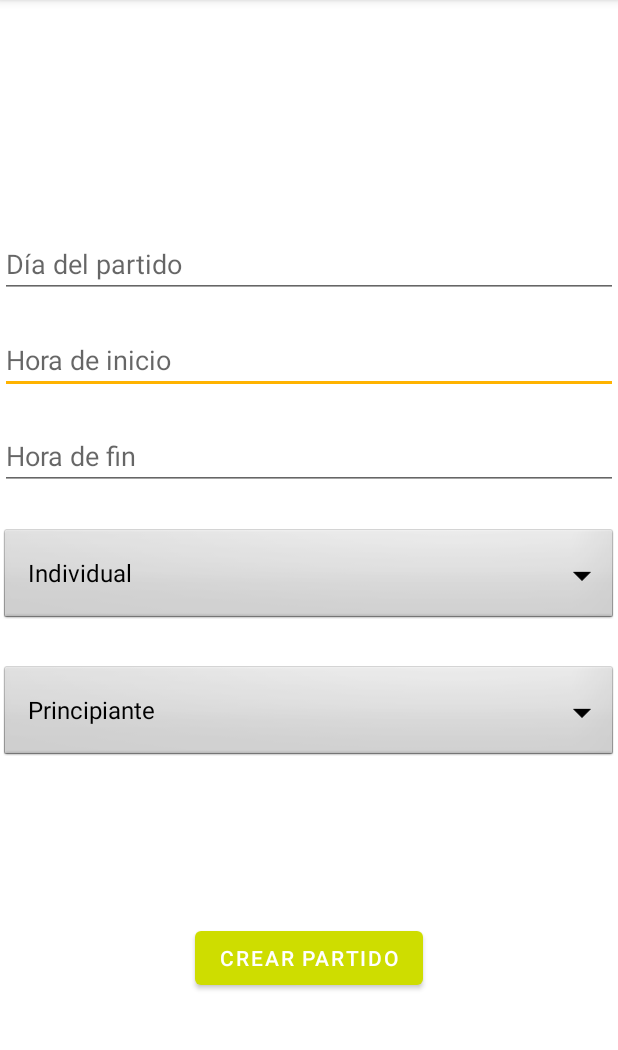
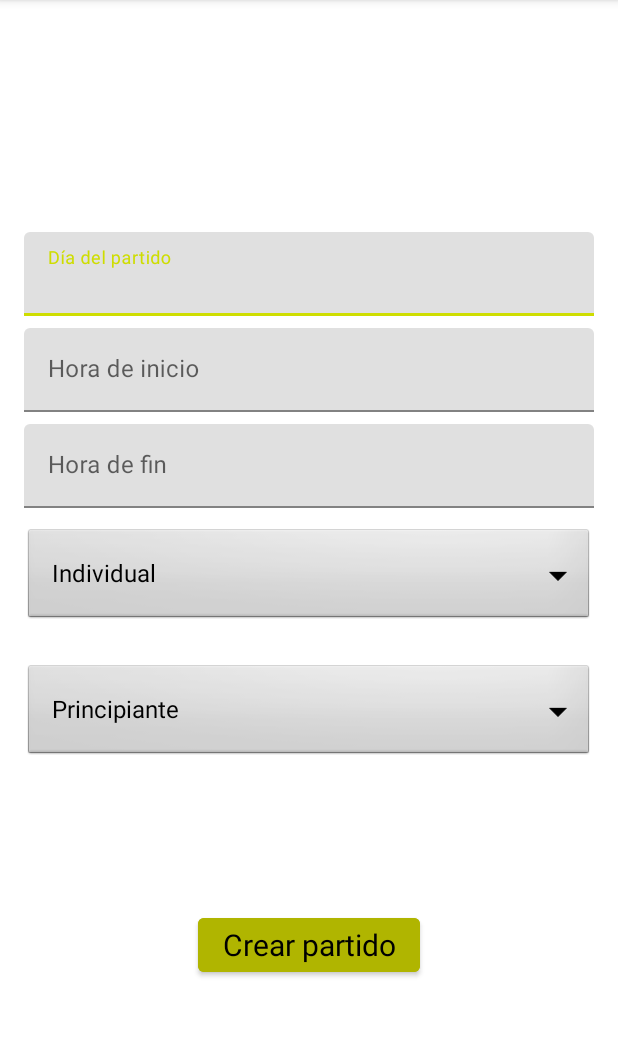
Before and after one commit to HylianPablo/TeddyAPP, an Android app: the fragment CreateMatchFragment shown on its own in the app's theme, on a phone screen of 412 x 824 dp, the part 84-1134 px from its top. Run offline under Robolectric (Android 15) with nearby library versions, the light colour scheme and no system bars.

Commit message:
Revisados los layouts

```diff
--- a/TeddyV2/app/src/main/java/com/example/teddyv2/ui/main/CreateMatchFragment.java
+++ b/TeddyV2/app/src/main/java/com/example/teddyv2/ui/main/CreateMatchFragment.java
@@ -18,6 +18,7 @@ import android.widget.Spinner;
 import android.widget.TimePicker;
 
 import com.example.teddyv2.R;
+import com.google.android.material.tabs.TabLayout;
 
 import java.util.Calendar;
 
--- a/TeddyV2/app/src/main/res/layout/fragment_create_match.xml
+++ b/TeddyV2/app/src/main/res/layout/fragment_create_match.xml
@@ -5,9 +5,86 @@
     android:id="@+id/constraintLayout"
     android:layout_width="match_parent"
     android:layout_height="match_parent"
+    android:paddingLeft="@dimen/activity_horizontal_margin"
+    android:paddingTop="@dimen/activity_vertical_margin"
+    android:paddingRight="@dimen/activity_horizontal_margin"
+    android:paddingBottom="@dimen/activity_vertical_margin"
     tools:context=".ui.main.CreateMatchFragment">
 
-    <!-- TODO: Update blank fragment layout -->
+    <com.google.android.material.textfield.TextInputLayout
+        android:id="@+id/matchDateCreate_layout"
+        android:layout_width="match_parent"
+        android:layout_height="wrap_content"
+        android:hint="@string/match_date"
+        android:layout_marginBottom="@dimen/input_main_margin"
+        app:errorTextAppearance="@style/TeddyErrorText"
+        app:layout_constraintEnd_toEndOf="parent"
+        app:layout_constraintStart_toStartOf="parent"
+        app:layout_constraintBottom_toTopOf="@+id/startHourCreate_layout" >
+
+        <com.google.android.material.textfield.TextInputEditText
+            android:id="@+id/matchDateCreate"
+            android:layout_width="match_parent"
+            android:layout_height="wrap_content"
+            android:ems="10"
+            app:layout_constraintBottom_toBottomOf="parent"
+            app:layout_constraintTop_toTopOf="parent"
+            app:layout_constraintVertical_bias="0.89"
+            tools:layout_editor_absoluteX="0dp"
+            android:importantForAutofill="no"
+            android:inputType="date" />
+
+    </com.google.android.material.textfield.TextInputLayout>
+
+    <com.google.android.material.textfield.TextInputLayout
+        android:id="@+id/startHourCreate_layout"
+        android:layout_width="match_parent"
+        android:layout_height="wrap_content"
+        android:hint="@string/match_start_time"
+        android:layout_marginBottom="@dimen/input_main_margin"
+        app:errorTextAppearance="@style/TeddyErrorText"
+        app:layout_constraintBottom_toTopOf="@+id/finishHourCreate_layout"
+        app:layout_constraintEnd_toEndOf="parent"
+        app:layout_constraintStart_toStartOf="parent">
+
+        <com.google.android.material.textfield.TextInputEditText
+            android:id="@+id/startHourCreate"
+            android:layout_width="match_parent"
+            android:layout_height="wrap_content"
+            android:ems="10"
+            app:layout_constraintBottom_toBottomOf="parent"
+            app:layout_constraintTop_toTopOf="parent"
+            app:layout_constraintVertical_bias="0.921"
+            tools:layout_editor_absoluteX="0dp"
+            android:importantForAutofill="no"
+            android:inputType="time"/>
+
+    </com.google.android.material.textfield.TextInputLayout>
+
+<com.google.android.material.textfield.TextInputLayout
+    android:id="@+id/finishHourCreate_layout"
+    android:layout_width="match_parent"
+    android:layout_height="wrap_content"
+    android:hint="@string/match_end_time"
+    android:layout_marginBottom="@dimen/match_spinner_margin"
+    app:errorTextAppearance="@style/TeddyErrorText"
+    app:layout_constraintBottom_toTopOf="@+id/matchTypeCreate"
+    app:layout_constraintEnd_toEndOf="parent"
+    app:layout_constraintStart_toStartOf="parent">
+
+    <com.google.android.material.textfield.TextInputEditText
+        android:id="@+id/finishHourCreate"
+        android:layout_width="match_parent"
+        android:layout_height="wrap_content"
+        android:ems="10"
+        app:layout_constraintBottom_toBottomOf="parent"
+        app:layout_constraintTop_toTopOf="parent"
+        tools:layout_editor_absoluteX="0dp"
+        android:importantForAutofill="no"
+        android:inputType="time"/>
+
+</com.google.android.material.textfield.TextInputLayout>
+
     <Spinner
         android:id="@+id/matchTypeCreate"
         android:layout_width="match_parent"
@@ -23,7 +100,7 @@
         android:id="@+id/difficultyTypeCreate"
         android:layout_width="match_parent"
         android:layout_height="wrap_content"
-        android:layout_marginTop="12dp"
+        android:layout_marginTop="@dimen/match_spinner_margin"
         android:background="@android:drawable/btn_dropdown"
         android:spinnerMode="dropdown"
         app:layout_constraintBottom_toBottomOf="parent"
@@ -31,43 +108,12 @@
         app:layout_constraintVertical_bias="0.046"
         tools:layout_editor_absoluteX="0dp" />
 
-    <EditText
-        android:id="@+id/startHourCreate"
-        android:layout_width="match_parent"
-        android:layout_height="wrap_content"
-        android:ems="10"
-        android:hint="Hora de inicio"
-        app:layout_constraintBottom_toTopOf="@+id/finishHourCreate"
-        app:layout_constraintTop_toTopOf="parent"
-        app:layout_constraintVertical_bias="0.921"
-        tools:layout_editor_absoluteX="0dp" />
-
-    <EditText
-        android:id="@+id/finishHourCreate"
-        android:layout_width="match_parent"
-        android:layout_height="wrap_content"
-        android:layout_marginBottom="24dp"
-        android:ems="10"
-        android:hint="Hora de fin"
-        app:layout_constraintBottom_toTopOf="@+id/matchTypeCreate"
-        tools:layout_editor_absoluteX="0dp" />
-
-    <EditText
-        android:id="@+id/matchDateCreate"
-        android:layout_width="match_parent"
-        android:layout_height="wrap_content"
-        android:ems="10"
-        android:hint="Día del partido"
-        app:layout_constraintBottom_toTopOf="@+id/startHourCreate"
-        app:layout_constraintTop_toTopOf="parent"
-        app:layout_constraintVertical_bias="0.89"
-        tools:layout_editor_absoluteX="0dp" />
-
-    <Button
+    <com.google.android.material.button.MaterialButton
         android:id="@+id/createMatchButton"
+        style="@style/TeddyButton.PrimaryVariantColor"
         android:layout_width="wrap_content"
         android:layout_height="wrap_content"
-        android:text="Crear partido"
+        android:text="@string/action_create_match"
         app:layout_constraintBottom_toBottomOf="parent"
         app:layout_constraintEnd_toEndOf="parent"
         app:layout_constraintStart_toStartOf="parent"
--- a/TeddyV2/app/src/main/res/values/dimens.xml
+++ b/TeddyV2/app/src/main/res/values/dimens.xml
@@ -21,4 +21,5 @@
     <dimen name="subtitle_text_size">28sp</dimen>
     <dimen name="splash_height">300dp</dimen>
     <dimen name="congrats_margin">24dp</dimen>
+    <dimen name="match_spinner_margin">12dp</dimen>
 </resources>
--- a/TeddyV2/app/src/main/res/values/strings.xml
+++ b/TeddyV2/app/src/main/res/values/strings.xml
@@ -78,4 +78,10 @@
     <string name="level_selection_title">Level Selection</string>
     <string name="registration_congrats_subtitle">You account has been successfully created!</string>
     <string name="username_taken_error">This username is already taken</string>
+    <string name="match_start_time">Hora de inicio</string>
+    <string name="match_date">Día del partido</string>
+    <string name="match_search">Buscar partido</string>
+    <string name="match_end_time">Hora de fin</string>
+    <string name="action_create_match">Crear partido</string>
+    <string name="button">Button</string>
 </resources>
--- a/TeddyV2/app/src/main/res/values/styles.xml
+++ b/TeddyV2/app/src/main/res/values/styles.xml
@@ -60,6 +60,7 @@
         <item name="android:fontFamily">sans-serif</item>
     </style>
 
+    <!-- Deprecated? -->
     <style name="TeddyButton.TeddySpinner" parent="TeddyButton">
         <item name="android:background">@color/greyTint</item>
     </style>
```
Also changed, not shown: TeddyV2/app/src/main/res/layout/activity_main.xml (+4 -3 lines), TeddyV2/app/src/main/res/layout/fragment_search_match.xml (+62 -30 lines), TeddyV2/app/src/main/res/layout/single_spinner_fragment.xml (+5 -2 lines).
